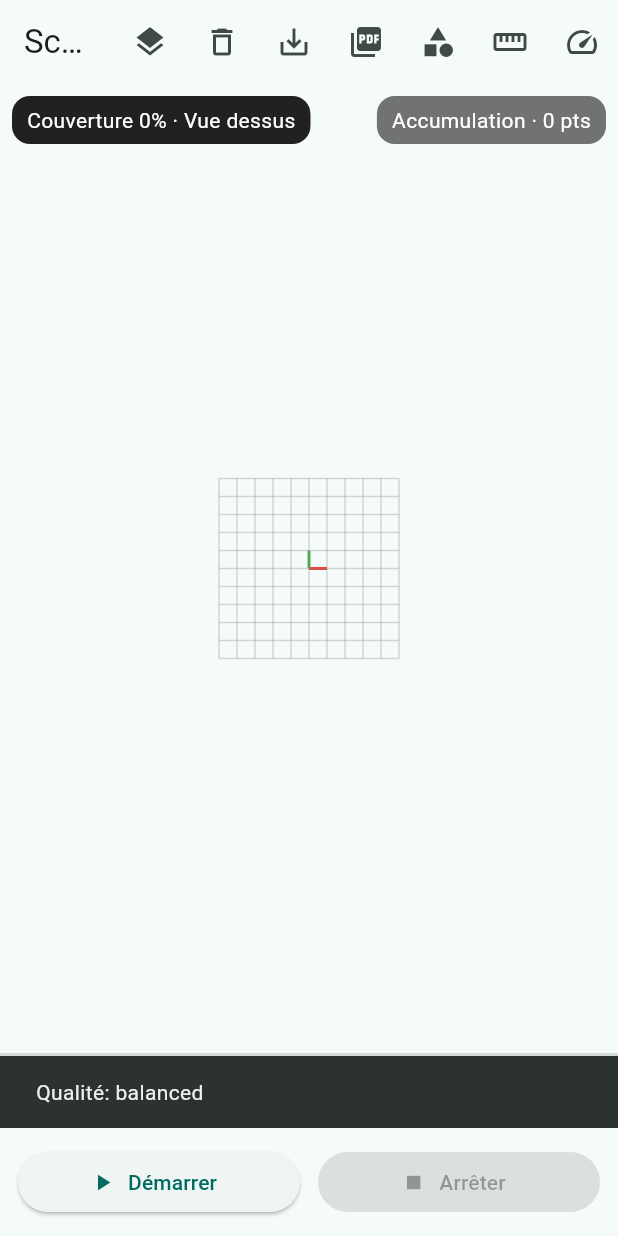
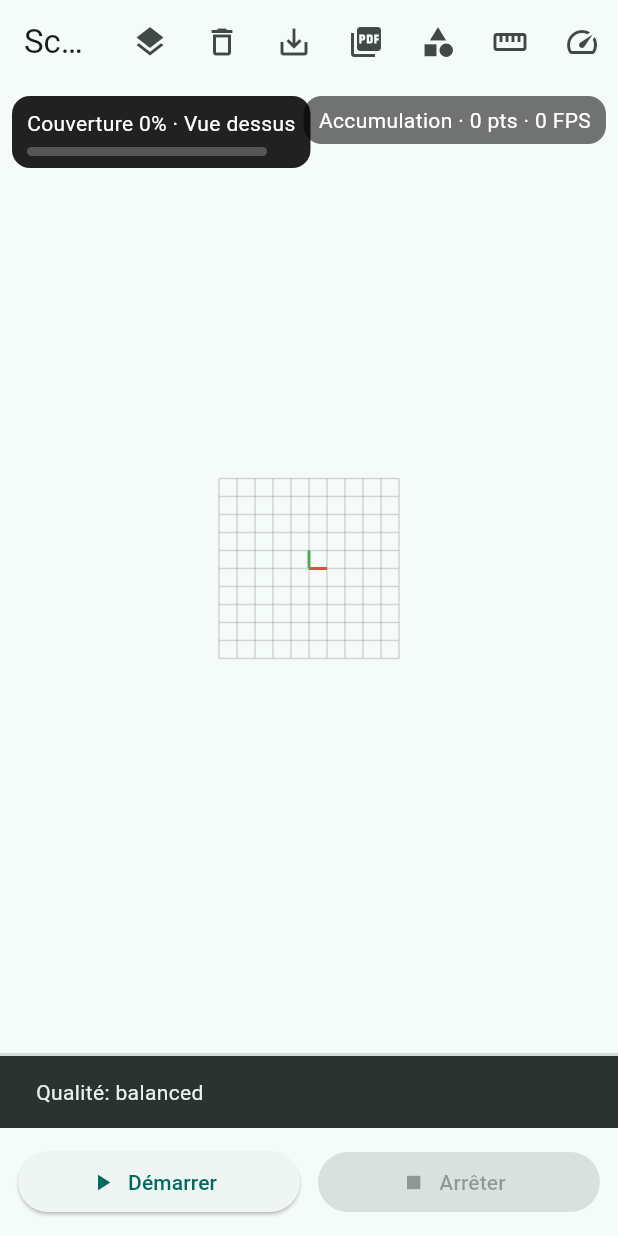
Before and after one commit to ala-jaidi/arsolol, a Flutter app: the screen it shows after launch, after a tap on the "speed" icon, on a phone screen of 412 x 824 dp. Run offline on Flutter 3.47's test engine with Material 3 defaults, Android fonts, the phone set to English and light mode, and no system bars.

Commit message:
perf(fps/ultra): overlay FPS + auto-tune targetFps; mode ultra densify en fin de scan

```diff
--- a/podolidar/lib/scanner.dart
+++ b/podolidar/lib/scanner.dart
@@ -35,6 +35,7 @@ class _ScannerPageState extends State<ScannerPage> {
     'FL': true, 'BFL': true, 'OBFL': true, 'FBH': true, 'FBD': true, 'HB': true, 'IH': true,
   };
   String _quality = 'performance';
+  bool _ultra = false;
   final Map<String, vmath.Vector3> _accum = {};
   final Map<String, int> _accumC = {};
   final double _cell = 0.005;
@@ -43,6 +44,11 @@ class _ScannerPageState extends State<ScannerPage> {
   final int _targetVox = 3000;
   double _coverage = 0.0;
   SevenDims? _dimsPrev;
+  String _lastGuide = '';
+  double _fpsAvg = 0.0;
+  int _lastEventMs = 0;
+  int _startMs = 0;
+  bool _calibrated = false;
 
   Future<void> _start() async {
     await _method.invokeMethod('startScan');
@@ -50,7 +56,7 @@ class _ScannerPageState extends State<ScannerPage> {
     _sub = _events.receiveBroadcastStream().listen(_onEvent);
     _videoSub?.cancel();
     _videoSub = _eventsVideo.receiveBroadcastStream().listen(_onVideo);
-    setState(() => _scanning = true);
+    setState(() { _scanning = true; _fpsAvg = 0; _lastEventMs = 0; _startMs = DateTime.now().millisecondsSinceEpoch; _calibrated = false; });
   }
 
   Future<void> _stop() async {
@@ -64,6 +70,15 @@ class _ScannerPageState extends State<ScannerPage> {
 
   void _onEvent(dynamic data) {
     if (data is Uint8List) {
+      final nowMs = DateTime.now().millisecondsSinceEpoch;
+      if (_lastEventMs != 0) {
+        final dt = nowMs - _lastEventMs;
+        if (dt > 0 && dt < 1000) {
+          final fps = 1000.0 / dt;
+          _fpsAvg = _fpsAvg == 0 ? fps : (_fpsAvg * 0.8 + fps * 0.2);
+        }
+      }
+      _lastEventMs = nowMs;
       final bd = ByteData.sublistView(data);
       if (bd.lengthInBytes < 4) return;
       int count = bd.getInt32(0, Endian.little);
@@ -103,6 +118,19 @@ class _ScannerPageState extends State<ScannerPage> {
         final agg = _accum.values.toList(growable: false);
         final now = DateTime.now().millisecondsSinceEpoch;
         _coverage = (_accum.length / _targetVox).clamp(0.0, 1.0);
+        final guide = _guideText();
+        if (_scanning && guide != _lastGuide) {
+          _lastGuide = guide;
+          if (mounted) {
+            ScaffoldMessenger.of(context).showSnackBar(SnackBar(content: Text(guide == 'OK' ? 'Couverture OK' : 'Continuez: $guide')));
+          }
+        }
+        if (!_calibrated && _scanning && (nowMs - _startMs) > 1500 && _fpsAvg > 0) {
+          final tunedFps = _fpsAvg.clamp(18.0, 28.0);
+          final defaults = _qualityDefaults(_quality);
+          _method.invokeMethod('setQuality', {'targetFps': tunedFps, 'maxPoints': defaults.$2});
+          _calibrated = true;
+        }
         if (now - _lastMetricsMs >= _metricsIntervalMs) {
           try {
             final m = computeMetrics(agg);
@@ -220,7 +248,7 @@ class _ScannerPageState extends State<ScannerPage> {
             padding: const EdgeInsets.symmetric(horizontal: 10, vertical: 6),
             decoration: BoxDecoration(color: Colors.black54, borderRadius: BorderRadius.circular(12)),
             child: Text(
-              '${_accumulate ? 'Accumulation' : 'Instantané'} · ${_points.length} pts',
+              '${_accumulate ? 'Accumulation' : 'Instantané'} · ${_points.length} pts · ${_fpsAvg.toStringAsFixed(0)} FPS',
               style: const TextStyle(color: Colors.white),
             ),
           ),
@@ -229,11 +257,30 @@ class _ScannerPageState extends State<ScannerPage> {
           top: 8,
           left: 8,
           child: Container(
-            padding: const EdgeInsets.symmetric(horizontal: 10, vertical: 6),
+            padding: const EdgeInsets.symmetric(horizontal: 10, vertical: 8),
             decoration: BoxDecoration(color: Colors.black87, borderRadius: BorderRadius.circular(12)),
-            child: Text(
-              'Couverture ${(100*_coverage).toStringAsFixed(0)}% · ${_guideText()}',
-              style: const TextStyle(color: Colors.white),
+            child: Column(
+              mainAxisSize: MainAxisSize.min,
+              crossAxisAlignment: CrossAxisAlignment.start,
+              children: [
+                Text(
+                  'Couverture ${(100*_coverage).toStringAsFixed(0)}% · ${_guideText()}',
+                  style: const TextStyle(color: Colors.white),
+                ),
+                const SizedBox(height: 6),
+                SizedBox(
+                  width: 160,
+                  height: 6,
+                  child: ClipRRect(
+                    borderRadius: BorderRadius.circular(4),
+                    child: LinearProgressIndicator(
+                      value: _coverage,
+                      backgroundColor: Colors.white24,
+                      color: Colors.lightGreenAccent,
+                    ),
+                  ),
+                ),
+              ],
             ),
           ),
         ),
@@ -253,7 +300,7 @@ class _ScannerPageState extends State<ScannerPage> {
               const SizedBox(width: 12),
               Expanded(
                 child: ElevatedButton.icon(
-                  onPressed: _scanning ? _stop : null,
+                  onPressed: (_scanning && _coverage >= 0.9) ? _onStopPressed : null,
                   icon: const Icon(Icons.stop),
                   label: const Text('Arrêter'),
                 ),
@@ -321,6 +368,10 @@ class _ScannerPageState extends State<ScannerPage> {
   }
 
   Future<void> _exportJson() async {
+    if (_coverage < 0.9) {
+      ScaffoldMessenger.of(context).showSnackBar(SnackBar(content: Text('Couverture ${(100*_coverage).toStringAsFixed(0)}% insuffisante · Continuez: ${_guideText()}')));
+      return;
+    }
     if (_metrics == null) {
       ScaffoldMessenger.of(context).showSnackBar(const SnackBar(content: Text('Aucune métrique à exporter')));
       return;
@@ -337,6 +388,10 @@ class _ScannerPageState extends State<ScannerPage> {
   }
 
   Future<void> _exportPdf() async {
+    if (_coverage < 0.9) {
+      ScaffoldMessenger.of(context).showSnackBar(SnackBar(content: Text('Couverture ${(100*_coverage).toStringAsFixed(0)}% insuffisante · Continuez: ${_guideText()}')));
+      return;
+    }
     if (_metrics == null) {
       ScaffoldMessenger.of(context).showSnackBar(const SnackBar(content: Text('Aucune métrique à exporter')));
       return;
@@ -351,6 +406,10 @@ class _ScannerPageState extends State<ScannerPage> {
   }
 
   Future<void> _exportObj() async {
+    if (_coverage < 0.9) {
+      ScaffoldMessenger.of(context).showSnackBar(SnackBar(content: Text('Couverture ${(100*_coverage).toStringAsFixed(0)}% insuffisante · Continuez: ${_guideText()}')));
+      return;
+    }
     if (_points.isEmpty) {
       ScaffoldMessenger.of(context).showSnackBar(const SnackBar(content: Text('Aucun nuage à exporter')));
       return;
@@ -389,14 +448,32 @@ class _ScannerPageState extends State<ScannerPage> {
   }
 
   void _toggleQuality() async {
-    final modes = ['performance', 'balanced', 'detail'];
+    final modes = ['performance', 'balanced', 'detail', 'ultra'];
     final idx = modes.indexOf(_quality);
     final next = modes[(idx + 1) % modes.length];
     _quality = next;
-    int maxPts = next == 'detail' ? 80000 : (next == 'balanced' ? 60000 : 40000);
-    double fps = next == 'detail' ? 18.0 : (next == 'balanced' ? 22.0 : 26.0);
+    _ultra = next == 'ultra';
+    final q = _qualityDefaults(next);
+    final double fps = q.$1; final int maxPts = q.$2;
     await _method.invokeMethod('setQuality', {'targetFps': fps, 'maxPoints': maxPts});
     if (!mounted) return;
     ScaffoldMessenger.of(context).showSnackBar(SnackBar(content: Text('Qualité: $_quality')));
   }
+
+  (double, int) _qualityDefaults(String q) {
+    if (q == 'detail' || q == 'ultra') return (18.0, 80000);
+    if (q == 'balanced') return (22.0, 60000);
+    return (26.0, 40000);
+  }
+
+  Future<void> _onStopPressed() async {
+    if (_ultra) {
+      final d = _qualityDefaults('detail');
+      final double fps = d.$1; final int maxPts = d.$2;
+      await _method.invokeMethod('setQuality', {'targetFps': 14.0, 'maxPoints': 120000});
+      await Future.delayed(const Duration(milliseconds: 1500));
+      await _method.invokeMethod('setQuality', {'targetFps': fps, 'maxPoints': maxPts});
+    }
+    await _stop();
+  }
 }
```
